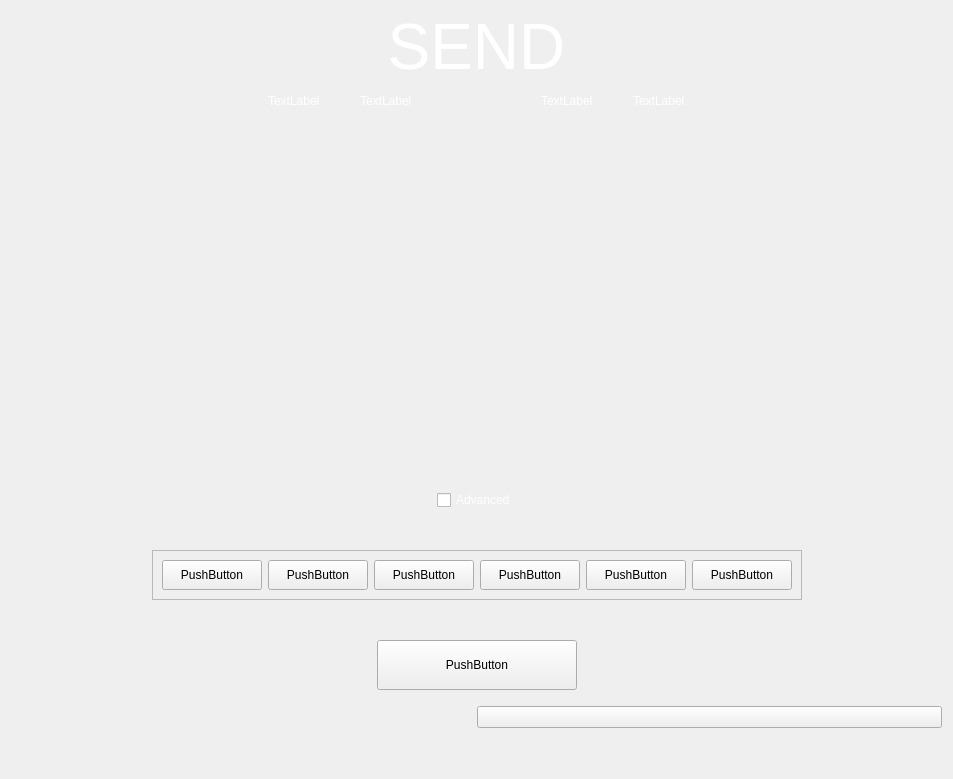
The window that src/qt/forms/send.ui (eons-finance/ALQO) describes before a commit, drawn with Qt 5.
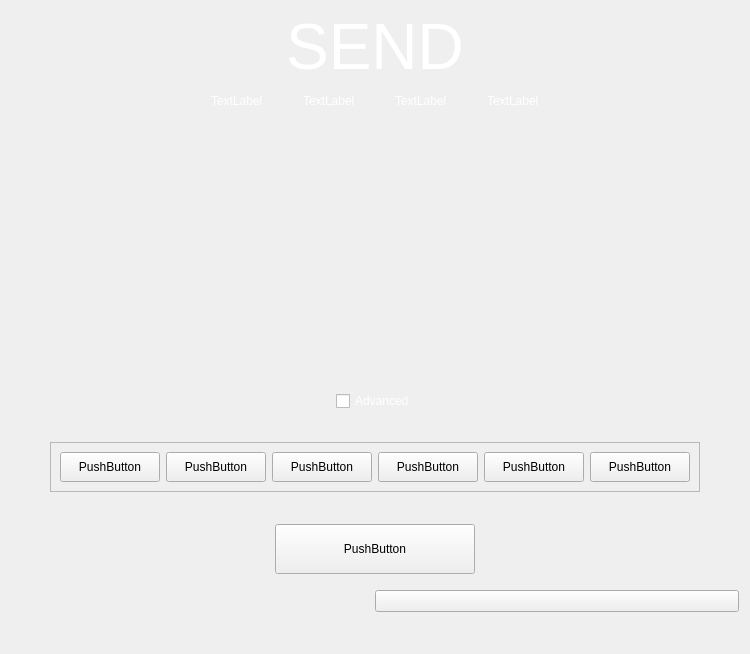
The same window after the commit.

What changed in the file:
```diff
--- a/src/qt/forms/send.ui
+++ b/src/qt/forms/send.ui
@@ -6,8 +6,8 @@
    <rect>
     <x>0</x>
     <y>0</y>
-    <width>953</width>
-    <height>779</height>
+    <width>750</width>
+    <height>654</height>
    </rect>
   </property>
   <property name="windowTitle">
@@ -27,7 +27,7 @@
       </widget>
      </item>
      <item>
-      <layout class="QVBoxLayout" name="verticalLayout_22" stretch="0,1,0,0,0,0,0,0,0,0">
+      <layout class="QVBoxLayout" name="verticalLayout_22" stretch="0,0,0,0,0,0,0,0,0,0">
        <property name="spacing">
         <number>0</number>
        </property>
@@ -46,19 +46,6 @@
            </property>
           </spacer>
          </item>
-         <item>
-          <spacer name="horizontalSpacer_12">
-           <property name="orientation">
-            <enum>Qt::Horizontal</enum>
-           </property>
-           <property name="sizeHint" stdset="0">
-            <size>
-             <width>40</width>
-             <height>20</height>
-            </size>
-           </property>
-          </spacer>
-         </item>
          <item>
           <layout class="QHBoxLayout" name="horizontalLayout_8">
            <item>
@@ -76,6 +63,9 @@
              <property name="orientation">
               <enum>Qt::Horizontal</enum>
              </property>
+             <property name="sizeType">
+              <enum>QSizePolicy::Preferred</enum>
+             </property>
              <property name="sizeHint" stdset="0">
               <size>
                <width>40</width>
@@ -101,6 +91,9 @@
            <property name="orientation">
             <enum>Qt::Horizontal</enum>
            </property>
+           <property name="sizeType">
+            <enum>QSizePolicy::Preferred</enum>
+           </property>
            <property name="sizeHint" stdset="0">
             <size>
              <width>40</width>
@@ -126,6 +119,9 @@
              <property name="orientation">
               <enum>Qt::Horizontal</enum>
              </property>
+             <property name="sizeType">
+              <enum>QSizePolicy::Preferred</enum>
+             </property>
              <property name="sizeHint" stdset="0">
               <size>
                <width>40</width>
@@ -159,21 +155,10 @@
            </property>
           </spacer>
          </item>
-         <item>
-          <spacer name="horizontalSpacer_16">
-           <property name="orientation">
-            <enum>Qt::Horizontal</enum>
-           </property>
-           <property name="sizeHint" stdset="0">
-            <size>
-             <width>40</width>
-             <height>20</height>
-            </size>
-           </property>
-          </spacer>
-         </item>
         </layout>
        </item>
+       <item>
+        <layout class="QHBoxLayout" name="horizontalLayout_9">
        <item>
         <widget class="QScrollArea" name="scrollArea">
          <property name="minimumSize">
@@ -205,7 +190,7 @@
            <rect>
             <x>0</x>
             <y>0</y>
-            <width>929</width>
+              <width>724</width>
             <height>16</height>
            </rect>
           </property>
@@ -245,6 +230,8 @@
           </layout>
          </widget>
         </widget>
+         </item>
+        </layout>
        </item>
        <item>
         <layout class="QHBoxLayout" name="horizontalLayout_2">
```
Lines whose indentation alone changed are shown as unchanged.
